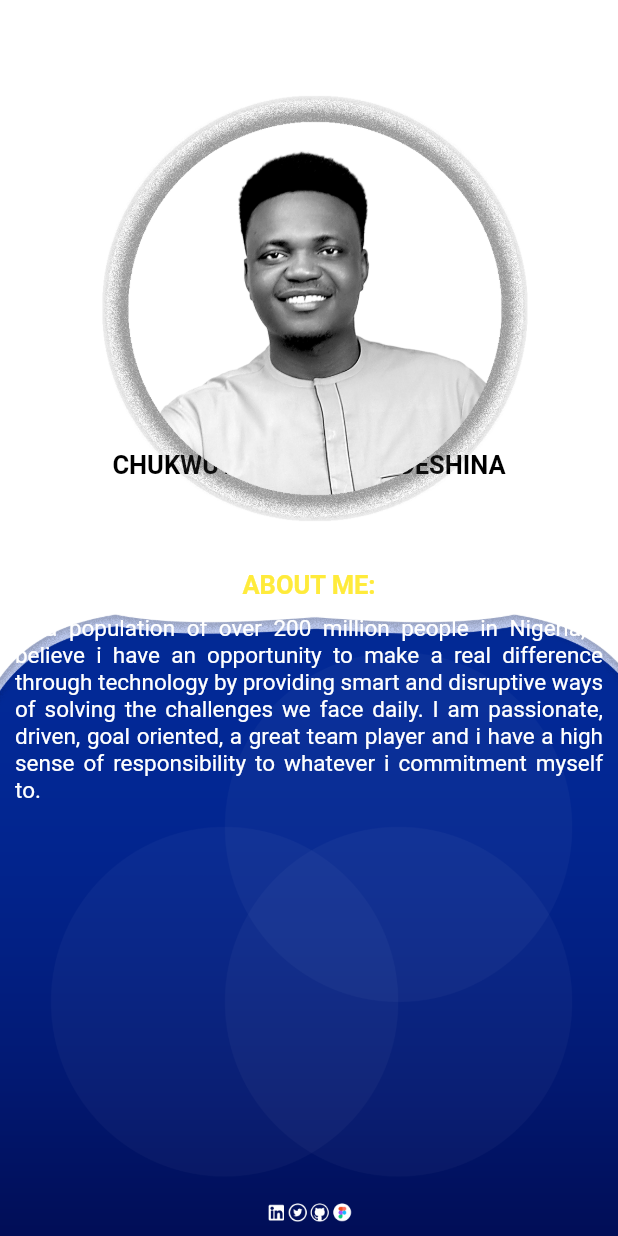
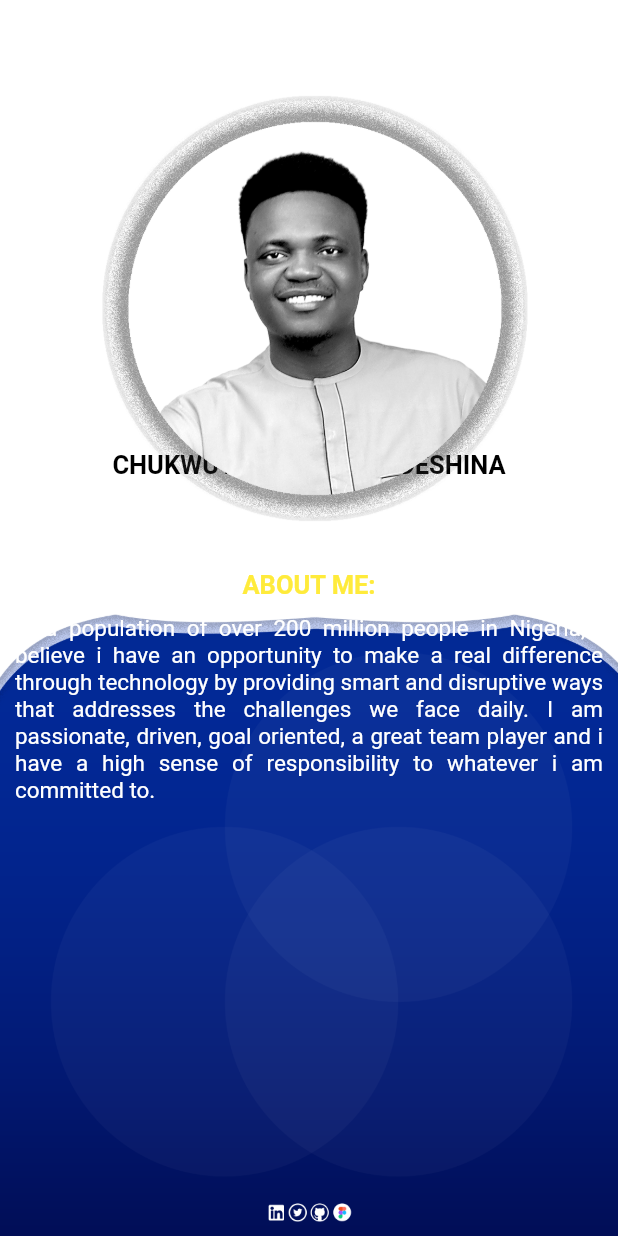
Before and after one commit to YenumJay/YenumPortfolioApp, a Flutter app: the screen it shows after launch, on a phone screen of 412 x 824 dp. Run offline on Flutter 3.47's test engine with Material 2 defaults, Android fonts, the phone set to English and light mode, and no system bars.

Commit message:
Update main.dart

```diff
--- a/lib/main.dart
+++ b/lib/main.dart
@@ -52,7 +52,7 @@ class MyPortfolio extends StatelessWidget {
                   alignment: Alignment.center,
                   margin: EdgeInsets.all(10),
                   child: Text(
-                    'In a population of over 200 million people in Nigeria, I believe i have an opportunity to make a real difference through technology by providing smart and disruptive ways of solving the challenges we face daily. I am passionate, driven, goal oriented, a great team player and i have a high sense of responsibility to whatever i commitment myself to.',
+                    'In a population of over 200 million people in Nigeria, I believe i have an opportunity to make a real difference through technology by providing smart and disruptive ways that addresses the challenges we face daily. I am passionate, driven, goal oriented, a great team player and i have a high sense of responsibility to whatever i am committed to.',
                     textAlign: TextAlign.justify,
                     textDirection: TextDirection.ltr,
                     style: TextStyle(
```
